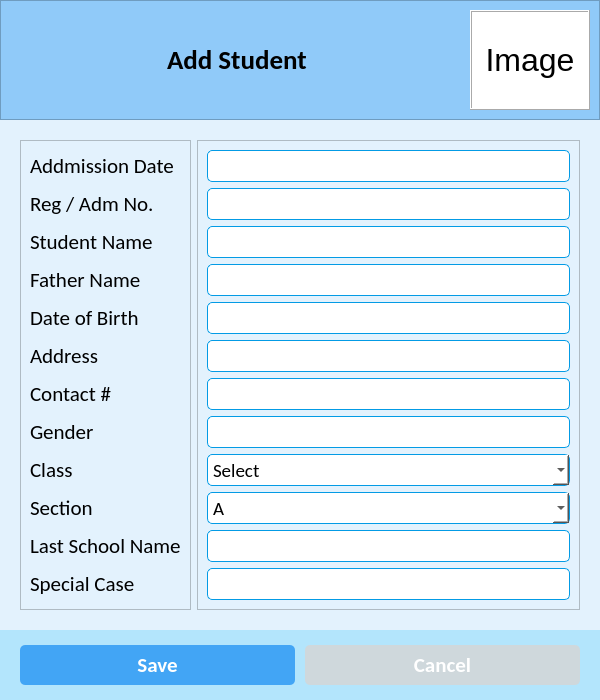
This is ui/update_student.ui in CodeWithEhtisham/School-Software as Qt 5 draws it before an edit. The edited form follows.
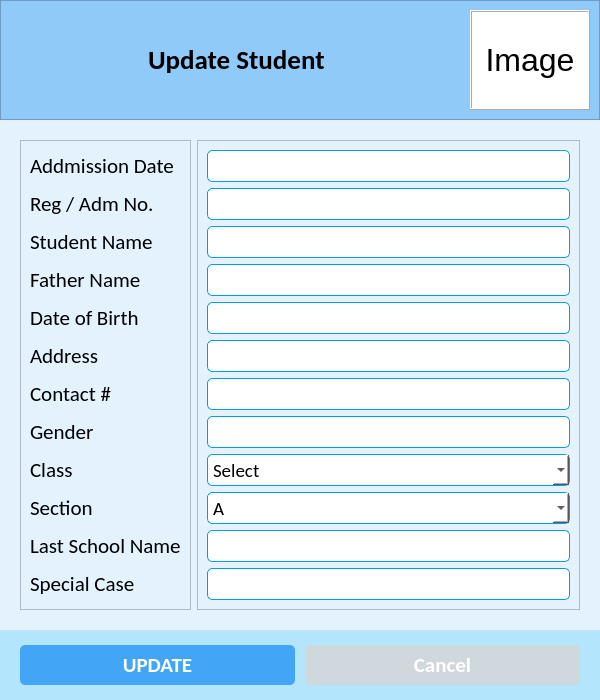
This is the edited form. Icons and pictures are not drawn.

Diff of the .ui file:
```diff
--- a/ui/update_student.ui
+++ b/ui/update_student.ui
@@ -102,7 +102,7 @@
           </font>
          </property>
          <property name="text">
-          <string>Add Student</string>
+          <string>Update Student</string>
          </property>
         </widget>
        </item>
@@ -515,7 +515,7 @@
           </font>
          </property>
          <property name="text">
-          <string>Save</string>
+          <string>UPDATE</string>
          </property>
          <property name="icon">
           <iconset resource="../resources.qrc">
```
Left out of the diff: 2 changed lines with no effect on the pictures.
